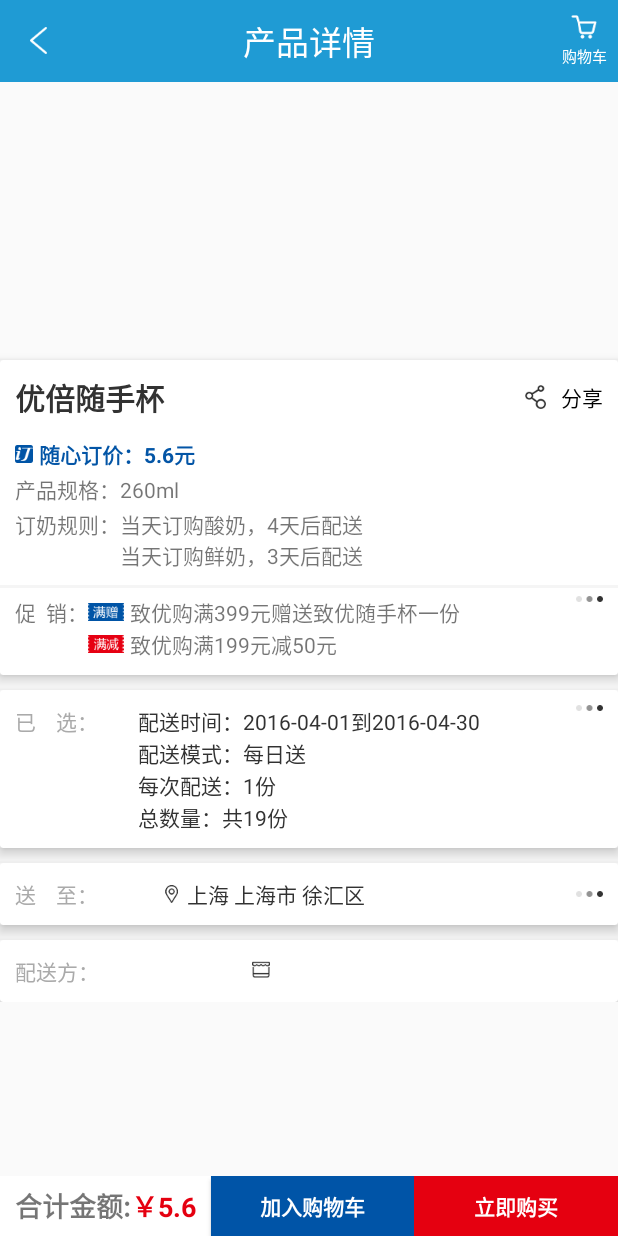
After one commit to mookaka/brightdairy, an Android app: the ProductDetailActivity screen opened directly, with no data from a screen before it, on a phone screen of 412 x 824 dp. The commit adds this screen. Run offline under Robolectric (Android 15) with nearby library versions, the phone set to English and light mode, and no system bars; libraries missing offline, so code that uses them is left out: retrofit2.adapter.rxjava, rx.android.schedulers, rx.schedulers; pictures from the network do not load; 3 statements that could not run were skipped.

Commit message:
partly finish product_detail, need more optimizegit add .

```diff
--- /dev/null
+++ b/api/src/main/java/com/brightdairy/personal/api/ProductHttp.java
@@ -0,0 +1,17 @@
+package com.brightdairy.personal.api;
+
+import com.brightdairy.personal.model.DataResult;
+import com.brightdairy.personal.model.entity.ProductDetail;
+
+import retrofit2.http.GET;
+import retrofit2.http.Path;
+import rx.Observable;
+
+/**
+ * Created by shuangmusuihua on 2016/8/21.
+ */
+public interface ProductHttp
+{
+    @GET("productStore/getProductById/{productId}")
+    Observable<DataResult<ProductDetail>> getProductDetailById(@Path("productId") String productId);
+}
--- /dev/null
+++ b/app/src/main/java/com/brightdairy/personal/brightdairy/activity/ProductDetailActivity.java
@@ -0,0 +1,101 @@
+package com.brightdairy.personal.brightdairy.activity;
+
+import android.app.Activity;
+import android.os.Bundle;
+import android.widget.TextView;
+
+import com.brightdairy.personal.api.GlobalRetrofit;
+import com.brightdairy.personal.api.ProductHttp;
+import com.brightdairy.personal.brightdairy.R;
+import com.brightdairy.personal.brightdairy.view.Banner;
+import com.brightdairy.personal.model.DataResult;
+import com.brightdairy.personal.model.entity.ProductDetail;
+
+import rx.Subscriber;
+import rx.android.schedulers.AndroidSchedulers;
+import rx.schedulers.Schedulers;
+
+/**
+ * Created by shuangmusuihua on 2016/8/21.
+ */
+public class ProductDetailActivity extends Activity {
+    private ProductDetail productDetail;
+
+    @Override
+    protected void onCreate(Bundle savedInstanceState) {
+        super.onCreate(savedInstanceState);
+        setContentView(R.layout.activity_product_detail);
+        bannerProductImgs = (Banner) findViewById(R.id.banner_product_imgs);
+        txtviewProductName = (TextView) findViewById(R.id.txtview_product_detail_name);
+        txtviewProductPrice = (TextView) findViewById(R.id.txtview_product_detail_price);
+        txtviewProductVol = (TextView) findViewById(R.id.txtview_product_detail_vol);
+        txtviewOrderNorms = (TextView) findViewById(R.id.txtview_product_detail_order_norms);
+        txtviewCampannyName = (TextView) findViewById(R.id.txtview_companny_name);
+
+        initData();
+
+    }
+
+    @Override
+    protected void onDestroy() {
+        super.onDestroy();
+    }
+
+    @Override
+    protected void onResume() {
+        super.onResume();
+    }
+
+    private void initData() {
+        String productId = getIntent().getStringExtra("productId");
+        ProductHttp productHttp = GlobalRetrofit.getRetrofitDev().create(ProductHttp.class);
+
+        productHttp.getProductDetailById(productId).subscribeOn(Schedulers.io())
+                .observeOn(AndroidSchedulers.mainThread())
+                .subscribe(new Subscriber<DataResult<ProductDetail>>() {
+                    @Override
+                    public void onCompleted() {
+                        fillViewWithData();
+                    }
+
+                    @Override
+                    public void onError(Throwable e) {
+
+                    }
+
+                    @Override
+                    public void onNext(DataResult<ProductDetail> productDetailDataResult) {
+                        productDetail = productDetailDataResult.result;
+                    }
+                });
+    }
+
+    private Banner bannerProductImgs;
+    private TextView txtviewProductName;
+    private TextView txtviewProductPrice;
+    private TextView txtviewProductVol;
+    private TextView txtviewOrderNorms;
+    private TextView txtviewCampannyName;
+
+
+    private void fillViewWithData() {
+        bannerProductImgs.setImages(productDetail.picScrollUrls);
+        txtviewProductName.setText(productDetail.productName);
+        txtviewProductPrice.setText(String.valueOf(productDetail.prices.basePrice));
+        txtviewProductVol.setText("产品规格：" + productDetail.productVol + productDetail.productVolUom);
+
+        switch (productDetail.preDays)
+        {
+            case "1":
+                txtviewOrderNorms.setText("今天订奶，明天就开始送了:)");
+                break;
+            case "2":
+                txtviewOrderNorms.setText("今天订奶，后天才能送哦:)");
+                break;
+        }
+
+        txtviewCampannyName.setText(productDetail.companyName);
+
+    }
+
+}
--- a/app/src/main/res/layout/activity_product_detail.xml
+++ b/app/src/main/res/layout/activity_product_detail.xml
@@ -8,7 +8,7 @@
     <FrameLayout
         android:layout_width="match_parent"
         android:layout_height="wrap_content"
-        android:paddingTop="19dp"
+        android:paddingTop="10dp"
         android:paddingBottom="10dp"
         android:background="#1f9bd4">
 
@@ -83,6 +83,7 @@
                         android:orientation="horizontal">
 
                         <TextView
+                            android:id="@+id/txtview_product_detail_name"
                             android:layout_width="wrap_content"
                             android:layout_height="wrap_content"
                             android:padding="10dp"
@@ -111,6 +112,7 @@
                     </LinearLayout>
 
                     <TextView
+                        android:id="@+id/txtview_product_detail_price"
                         android:layout_width="wrap_content"
                         android:layout_height="wrap_content"
                         android:text="随心订价：5.6元"
@@ -123,6 +125,7 @@
                         />
 
                     <TextView
+                        android:id="@+id/txtview_product_detail_vol"
                         android:layout_width="wrap_content"
                         android:layout_height="wrap_content"
                         android:paddingTop="2dp"
@@ -145,6 +148,7 @@
                             android:text="订奶规则："/>
 
                             <TextView
+                                android:id="@+id/txtview_product_detail_order_norms"
                                 android:layout_width="wrap_content"
                                 android:layout_height="wrap_content"
                                 android:gravity="left"
@@ -329,6 +333,7 @@
                     android:text="配送方："/>
 
                 <TextView
+                    android:id="@+id/txtview_companny_name"
                     android:layout_width="wrap_content"
                     android:layout_height="wrap_content"
                     android:layout_gravity="center"
@@ -337,7 +342,6 @@
                     android:padding="10dp"
                     android:drawableLeft="@mipmap/product_shop"
                     android:drawablePadding="@dimen/txtview_drawable_padding"
-                    android:text="江苏/南京/某某经销商"
                     android:textColor="@color/colorTxtBlack"
                     />
 
@@ -364,6 +368,7 @@
             android:text="合计金额:"
             />
         <TextView
+            android:id="@+id/txtview_total_price"
             android:layout_width="wrap_content"
             android:layout_height="wrap_content"
             android:layout_gravity="center_vertical"
```
Also changed, not shown: app/src/main/AndroidManifest.xml (+2 -5 lines), app/src/main/java/com/brightdairy/personal/brightdairy/adapter/CategoryPageRightInfoAdapter.java (+18 -1 lines), model/src/main/java/com/brightdairy/personal/model/entity/ProductDetail.java (added, +63 -0 lines).
